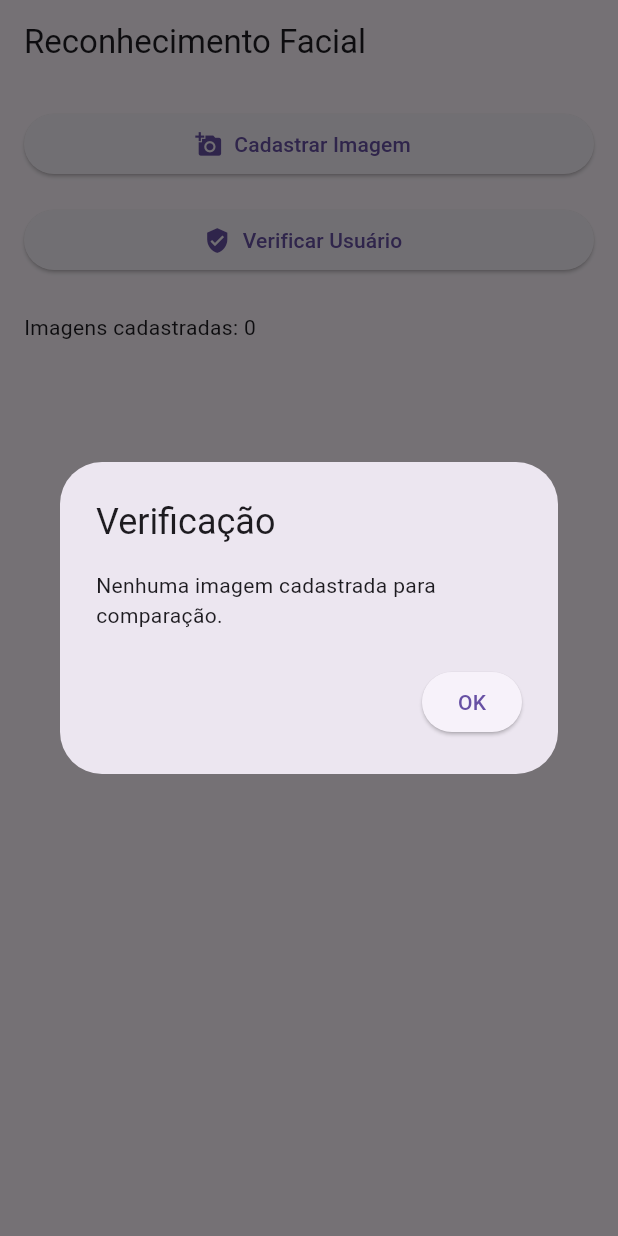
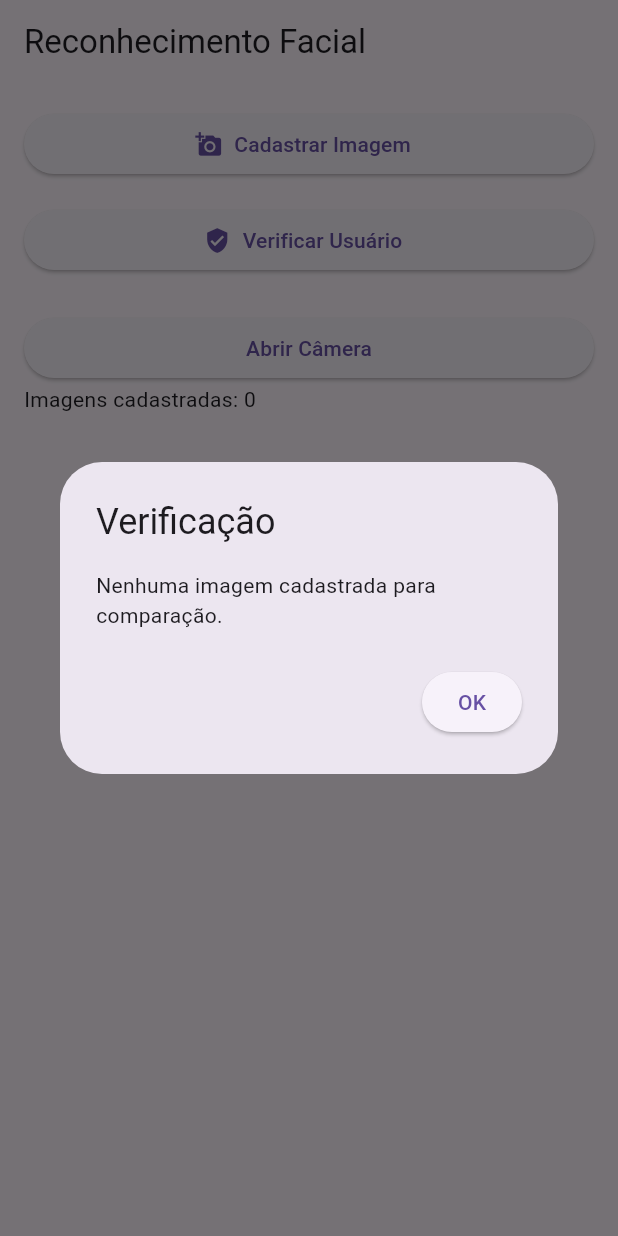
Before and after one commit to renanamr/face-authentication-app, a Flutter app: the screen it shows after launch, after a tap on "Verificar Usuário", on a phone screen of 412 x 824 dp. Run offline on Flutter 3.47's test engine with Material 3 defaults, Android fonts, the phone set to English and light mode, and no system bars; our stand-ins replace camera, image_picker; missing offline and left inert: flutter_face_api, google_mlkit_face_detection; statements that could not run were skipped.

```diff
--- a/lib/main.dart
+++ b/lib/main.dart
@@ -1,147 +1,9 @@
 import 'dart:typed_data';
-import 'package:face_authentication_app/src/services/face_authenticator_service.dart';
-import 'package:face_authentication_app/src/services/image_picker_service.dart';
+import 'package:face_authentication_app/src/pages/home_page.dart';
 import 'package:flutter/material.dart';
 
 void main() {
-  runApp(const MaterialApp(
-    home: FaceAuthScreen(),
+  runApp(MaterialApp(
+    home: HomePage(),
   ));
 }
-
-class FaceAuthScreen extends StatefulWidget {
-  const FaceAuthScreen({super.key});
-
-  @override
-  State<FaceAuthScreen> createState() => _FaceAuthScreenState();
-}
-
-class _FaceAuthScreenState extends State<FaceAuthScreen> {
-  final _imagePickerService = ImagePickerService();
-  final _faceAuthenticatorService = FaceAuthenticatorService();
-
-  final List<Uint8List> _registeredImages = [];
-  bool _isLoading = false;
-
-  @override
-  void initState() {
-    super.initState();
-    _initializeFaceSdk();
-  }
-
-  Future<void> _initializeFaceSdk() async {
-    setState(() => _isLoading = true);
-    await _faceAuthenticatorService.initialize();
-    setState(() => _isLoading = false);
-  }
-
-  Future<void> _registerImage() async {
-    setState(() => _isLoading = true);
-    final imageBytes = await _imagePickerService.pickImageBytes();
-    setState(() => _isLoading = false);
-
-    if (imageBytes != null) {
-      setState(() {
-        _registeredImages.add(imageBytes);
-      });
-      _showDialog("Cadastro", "Imagem cadastrada com sucesso!");
-    } else {
-      _showDialog("Cadastro", "Nenhuma imagem foi capturada.");
-    }
-  }
-
-  Future<void> _verifyImage() async {
-    if (_registeredImages.isEmpty) {
-      _showDialog("Verificação", "Nenhuma imagem cadastrada para comparação.");
-      return;
-    }
-
-    setState(() => _isLoading = true);
-    final testImage = await _imagePickerService.pickImageBytes();
-    setState(() => _isLoading = false);
-
-    if (testImage == null) {
-      _showDialog("Verificação", "Nenhuma imagem foi capturada.");
-      return;
-    }
-
-    bool foundMatch = false;
-
-    setState(() => _isLoading = true);
-    for (final registeredImage in _registeredImages) {
-      final isMatch = await _faceAuthenticatorService.matchFaces(
-        imageBytesCurrent: registeredImage,
-        imageBytesTest: testImage,
-      );
-
-      if (isMatch) {
-        foundMatch = true;
-        break;
-      }
-    }
-    setState(() => _isLoading = false);
-
-    if (foundMatch) {
-      _showDialog("Resultado", "Usuário reconhecido com sucesso!");
-    } else {
-      _showDialog("Resultado", "Usuário não reconhecido.");
-    }
-  }
-
-  void _showDialog(String title, String message) {
-    showDialog(
-      context: context,
-      builder: (_) => AlertDialog(
-        title: Text(title),
-        content: Text(message),
-        actions: [
-          ElevatedButton(
-            onPressed: () => Navigator.pop(context),
-            child: const Text("OK"),
-          ),
-        ],
-      ),
-    );
-  }
-
-  @override
-  Widget build(BuildContext context) {
-    return Scaffold(
-      appBar: AppBar(
-        title: const Text("Reconhecimento Facial"),
-      ),
-      body: Stack(
-        children: [
-          Padding(
-            padding: const EdgeInsets.all(16),
-            child: Column(
-              crossAxisAlignment: CrossAxisAlignment.stretch,
-              children: [
-                ElevatedButton.icon(
-                  onPressed: _isLoading ? null : _registerImage,
-                  icon: const Icon(Icons.add_a_photo),
-                  label: const Text("Cadastrar Imagem"),
-                ),
-                const SizedBox(height: 16),
-                ElevatedButton.icon(
-                  onPressed: _isLoading ? null : _verifyImage,
-                  icon: const Icon(Icons.verified_user),
-                  label: const Text("Verificar Usuário"),
-                ),
-                const SizedBox(height: 24),
-                Text("Imagens cadastradas: ${_registeredImages.length}"),
-              ],
-            ),
-          ),
-          if (_isLoading)
-            Container(
-              color: Colors.black.withOpacity(0.4),
-              child: const Center(
-                child: CircularProgressIndicator(),
-              ),
-            ),
-        ],
-      ),
-    );
-  }
-}
--- /dev/null
+++ b/lib/src/pages/home_page.dart
@@ -0,0 +1,164 @@
+import 'dart:typed_data';
+import 'package:face_authentication_app/src/pages/face_detection_camera_page.dart';
+import 'package:face_authentication_app/src/services/face_authenticator_service.dart';
+import 'package:face_authentication_app/src/services/image_picker_service.dart';
+import 'package:flutter/material.dart';
+
+class HomePage extends StatefulWidget {
+  const HomePage({super.key});
+
+  @override
+  State<HomePage> createState() => _HomePageState();
+}
+
+class _HomePageState extends State<HomePage> {
+  final _imagePickerService = ImagePickerService();
+  final _faceAuthenticatorService = FaceAuthenticatorService();
+
+  final List<Uint8List> _registeredImages = [];
+  bool _isLoading = false;
+
+  String? _lastPhotoPath;
+
+
+  @override
+  void initState() {
+    super.initState();
+    _initializeFaceSdk();
+  }
+
+  Future<void> _initializeFaceSdk() async {
+    setState(() => _isLoading = true);
+    await _faceAuthenticatorService.initialize();
+    setState(() => _isLoading = false);
+  }
+
+  Future<void> _registerImage() async {
+    setState(() => _isLoading = true);
+    final imageBytes = await _imagePickerService.pickImageBytes();
+    setState(() => _isLoading = false);
+
+    if (imageBytes != null) {
+      setState(() {
+        _registeredImages.add(imageBytes);
+      });
+      _showDialog("Cadastro", "Imagem cadastrada com sucesso!");
+    } else {
+      _showDialog("Cadastro", "Nenhuma imagem foi capturada.");
+    }
+  }
+
+  Future<void> _verifyImage() async {
+    if (_registeredImages.isEmpty) {
+      _showDialog("Verificação", "Nenhuma imagem cadastrada para comparação.");
+      return;
+    }
+
+    setState(() => _isLoading = true);
+    final testImage = await _imagePickerService.pickImageBytes();
+    setState(() => _isLoading = false);
+
+    if (testImage == null) {
+      _showDialog("Verificação", "Nenhuma imagem foi capturada.");
+      return;
+    }
+
+    bool foundMatch = false;
+
+    setState(() => _isLoading = true);
+    for (final registeredImage in _registeredImages) {
+      final isMatch = await _faceAuthenticatorService.matchFaces(
+        imageBytesCurrent: registeredImage,
+        imageBytesTest: testImage,
+      );
+
+      if (isMatch) {
+        foundMatch = true;
+        break;
+      }
+    }
+    setState(() => _isLoading = false);
+
+    if (foundMatch) {
+      _showDialog("Resultado", "Usuário reconhecido com sucesso!");
+    } else {
+      _showDialog("Resultado", "Usuário não reconhecido.");
+    }
+  }
+
+  void _showDialog(String title, String message) {
+    showDialog(
+      context: context,
+      builder: (_) => AlertDialog(
+        title: Text(title),
+        content: Text(message),
+        actions: [
+          ElevatedButton(
+            onPressed: () => Navigator.pop(context),
+            child: const Text("OK"),
+          ),
+        ],
+      ),
+    );
+  }
+
+  @override
+  Widget build(BuildContext context) {
+    return Scaffold(
+      appBar: AppBar(
+        title: const Text("Reconhecimento Facial"),
+      ),
+      body: Stack(
+        children: [
+          Padding(
+            padding: const EdgeInsets.all(16),
+            child: Column(
+              crossAxisAlignment: CrossAxisAlignment.stretch,
+              children: [
+                ElevatedButton.icon(
+                  onPressed: _isLoading ? null : _registerImage,
+                  icon: const Icon(Icons.add_a_photo),
+                  label: const Text("Cadastrar Imagem"),
+                ),
+                const SizedBox(height: 16),
+                ElevatedButton.icon(
+                  onPressed: _isLoading ? null : _verifyImage,
+                  icon: const Icon(Icons.verified_user),
+                  label: const Text("Verificar Usuário"),
+                ),
+                const SizedBox(height: 24),
+
+                ElevatedButton(
+                  onPressed: () async {
+                    final result = await Navigator.push(
+                      context,
+                      MaterialPageRoute(
+                        builder: (_) => FaceDetectionCameraPage(),
+                      ),
+                    );
+
+                    if (result != null && result is String) {
+                      setState(() {
+                        _lastPhotoPath = result;
+                      });
+                    }
+                  },
+                  child: const Text("Abrir Câmera"),
+                ),
+
+                Text("Imagens cadastradas: ${_registeredImages.length}"),
+              ],
+            ),
+          ),
+          if (_isLoading)
+            Container(
+              color: Colors.black.withOpacity(0.4),
+              child: const Center(
+                child: CircularProgressIndicator(),
+              ),
+            ),
+        ],
+      ),
+    );
+  }
+}
--- a/pubspec.yaml
+++ b/pubspec.yaml
@@ -37,6 +37,9 @@ dependencies:
   cupertino_icons: ^1.0.6
   image_picker: ^1.1.2
   flutter_face_api: ^7.1.282
+
+  google_mlkit_face_detection: ^0.4.0
+  camera: ^0.10.0+3
 
 dev_dependencies:
   flutter_test:
```
Also changed, not shown: lib/src/pages/face_detection_camera_page.dart (added, +192 -0 lines).
